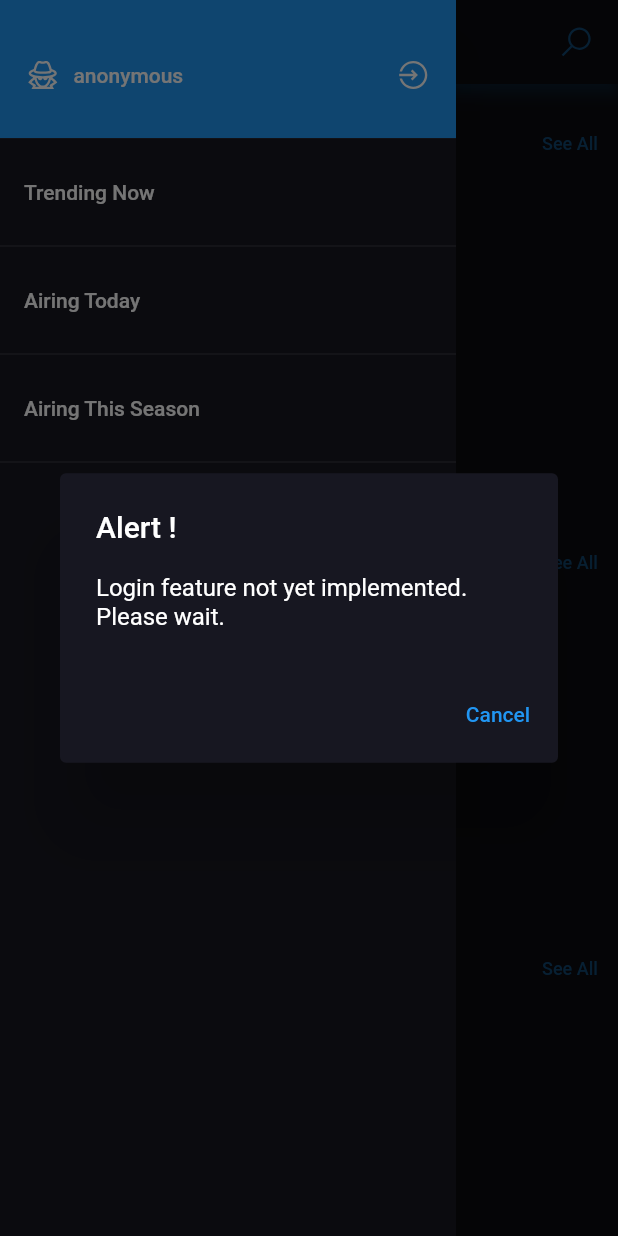
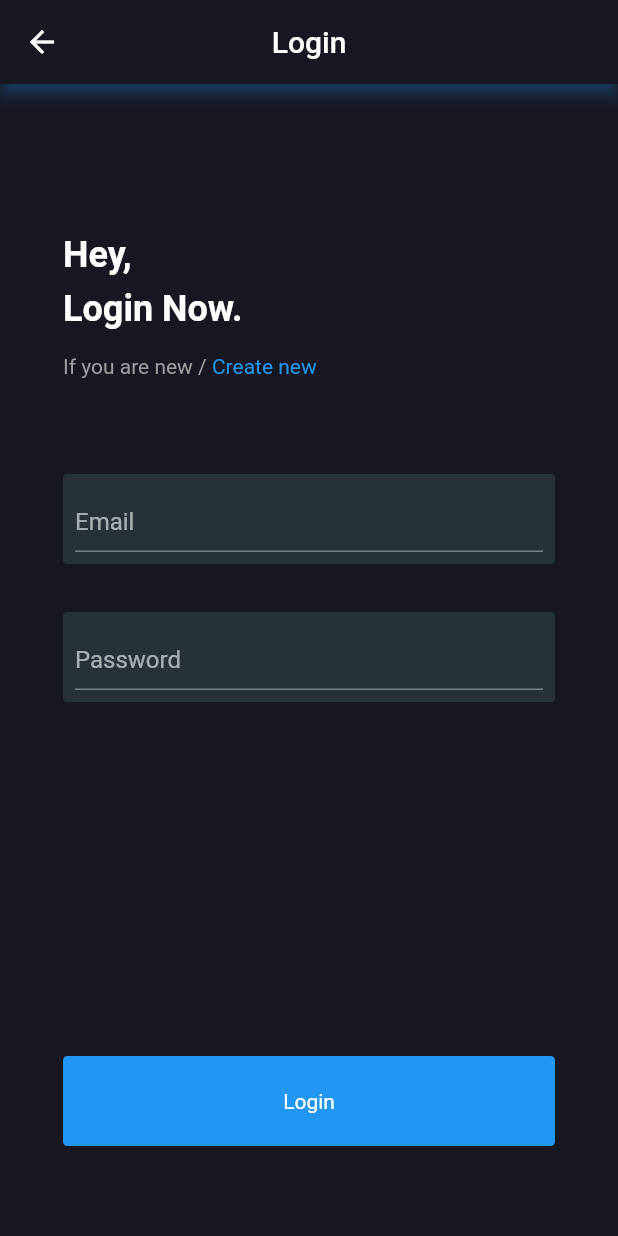
Before and after one commit to ikramhasan/Anime-Portal, a Flutter app: the HomePage screen opened directly, in the side drawer, after a tap on "anonymous", on a phone screen of 412 x 824 dp. Run offline on Flutter 3.47's test engine with Material 2 defaults, Android fonts, the phone set to English and light mode, and no system bars; our stand-ins replace cached_network_image, cloud_firestore, firebase_auth, firebase_core, get, line_icons and 4 more; missing offline and left inert: jikan_api; accounts and stored records are empty; network calls fail.

Commit message:
added firebase sign in and firestore

```diff
--- /dev/null
+++ b/lib/controllers/auth_controller.dart
@@ -0,0 +1,89 @@
+import 'package:anime_portal/controllers/user_controller.dart';
+import 'package:anime_portal/models/user_model.dart';
+import 'package:anime_portal/services/database.dart';
+import 'package:anime_portal/views/home_page/home_page.dart';
+import 'package:flutter/foundation.dart';
+import 'package:get/get.dart';
+import 'package:firebase_auth/firebase_auth.dart';
+
+class AuthController extends GetxController {
+  FirebaseAuth _auth = FirebaseAuth.instance;
+  Rx<User> _firebaseUser = Rx<User>();
+  Database _database = Database();
+
+  String get user => _firebaseUser.value?.email;
+
+  // Firebase user one-time fetch
+  Future<User> get getUser async => _auth.currentUser;
+
+  @override
+  void onInit() async {
+    //run every time auth state changes
+    _firebaseUser.value = await getUser;
+    _firebaseUser.bindStream(_auth.authStateChanges().asBroadcastStream());
+    super.onInit();
+  }
+
+  createUser({
+    @required String name,
+    @required String email,
+    @required String password,
+  }) async {
+    try {
+      // Create user in firebase auth
+      UserCredential userCredential =
+          await _auth.createUserWithEmailAndPassword(
+              email: email.trim(), password: password.trim());
+
+      // Create user in firestore database
+      UserModel user = UserModel(
+        uid: userCredential.user.uid,
+        name: name,
+        email: email.trim(),
+      );
+
+      if (await _database.createNewUserInDatabase(user)) {
+        // User created succesfully
+        print('reached');
+        Get.find<UserController>().user = user;
+        print('also reached');
+        Get.back();
+      }
+    } catch (e) {
+      Get.snackbar(
+        'Error creating account!',
+        e.toString(),
+        snackPosition: SnackPosition.BOTTOM,
+      );
+    }
+  }
+
+  login({@required String email, @required String password}) async {
+    try {
+      UserCredential userCredential = await _auth.signInWithEmailAndPassword(
+          email: email, password: password);
+      Get.find<UserController>().user =
+          await _database.getUserFromDatabase(userCredential.user.uid);
+      Get.offAll(HomePage());
+    } catch (e) {
+      Get.snackbar(
+        'Error login in!',
+        e.message,
+        snackPosition: SnackPosition.BOTTOM,
+      );
+    }
+  }
+
+  signout() async {
+    try {
+      await _auth.signOut();
+      Get.find<UserController>().clear();
+    } catch (e) {
+      Get.snackbar(
+        'Error signing out!',
+        e.message,
+        snackPosition: SnackPosition.BOTTOM,
+      );
+    }
+  }
+}
--- /dev/null
+++ b/lib/controllers/user_controller.dart
@@ -0,0 +1,14 @@
+import 'package:anime_portal/models/user_model.dart';
+import 'package:get/get.dart';
+
+class UserController extends GetxController {
+  Rx<UserModel> _userModel = UserModel().obs;
+
+  UserModel get user => _userModel.value;
+
+  set user(UserModel user) => this._userModel.value = user;
+
+  clear() {
+    _userModel.value = UserModel();
+  }
+}
--- /dev/null
+++ b/lib/models/user_model.dart
@@ -0,0 +1,62 @@
+import 'dart:convert';
+
+class UserModel {
+  final String uid;
+  final String name;
+  final String email;
+  UserModel({
+    this.uid,
+    this.name,
+    this.email,
+  });
+
+  UserModel copyWith({
+    String uid,
+    String name,
+    String email,
+  }) {
+    return UserModel(
+      uid: uid ?? this.uid,
+      name: name ?? this.name,
+      email: email ?? this.email,
+    );
+  }
+
+  Map<String, dynamic> toMap() {
+    return {
+      'uid': uid,
+      'name': name,
+      'email': email,
+    };
+  }
+
+  factory UserModel.fromMap(Map<String, dynamic> map) {
+    if (map == null) return null;
+
+    return UserModel(
+      uid: map['uid'],
+      name: map['name'],
+      email: map['email'],
+    );
+  }
+
+  String toJson() => json.encode(toMap());
+
+  factory UserModel.fromJson(String source) => UserModel.fromMap(json.decode(source));
+
+  @override
+  String toString() => 'UserModel(uid: $uid, name: $name, email: $email)';
+
+  @override
+  bool operator ==(Object o) {
+    if (identical(this, o)) return true;
+
+    return o is UserModel &&
+      o.uid == uid &&
+      o.name == name &&
+      o.email == email;
+  }
+
+  @override
+  int get hashCode => uid.hashCode ^ name.hashCode ^ email.hashCode;
+}
--- a/lib/views/home_page/home_page_drawer.dart
+++ b/lib/views/home_page/home_page_drawer.dart
@@ -1,8 +1,11 @@
+import 'package:anime_portal/controllers/user_controller.dart';
 import 'package:anime_portal/services/api_service.dart';
 import 'package:anime_portal/views/airing_this_season_page/airing_this_season_page.dart';
 import 'package:anime_portal/views/airing_today_page/airing_today_page.dart';
+import 'package:anime_portal/views/login_page/login_page.dart';
 import 'package:anime_portal/views/trending_now_page/trending_now_page.dart';
 import 'package:flutter/material.dart';
+import 'package:get/get.dart';
 import 'package:line_icons/line_icons.dart';
 
 class HomePageDrawer extends StatelessWidget {
@@ -11,6 +14,7 @@ class HomePageDrawer extends StatelessWidget {
   const HomePageDrawer({Key key, @required this.api}) : super(key: key);
   @override
   Widget build(BuildContext context) {
+    final userController = Get.find<UserController>();
     return Drawer(
       child: ListView(
         padding: EdgeInsets.zero,
@@ -23,26 +27,7 @@ class HomePageDrawer extends StatelessWidget {
                 children: [
                   InkWell(
                     onTap: () {
-                      showDialog(
-                        context: context,
-                        builder: (context) {
-                          return AlertDialog(
-                            backgroundColor: Theme.of(context).canvasColor,
-                            actions: [
-                              TextButton(
-                                onPressed: () {
-                                  Navigator.pop(context);
-                                },
-                                child: Text('Cancel'),
-                              ),
-                            ],
-                            title: Text('Alert !'),
-                            content: Text(
-                              'Login feature not yet implemented. Please wait.',
-                            ),
-                          );
-                        },
-                      );
+                      Get.to(LoginPage());
                     },
                     child: Row(
                       children: [
--- /dev/null
+++ b/lib/views/login_page/login_page.dart
@@ -0,0 +1,134 @@
+import 'package:anime_portal/controllers/auth_controller.dart';
+import 'package:anime_portal/views/signup_page/signup_page.dart';
+import 'package:flutter/material.dart';
+import 'package:get/get.dart';
+
+class LoginPage extends GetWidget<AuthController> {
+  final TextEditingController _emailController = TextEditingController();
+  final TextEditingController _passwordController = TextEditingController();
+
+  @override
+  Widget build(BuildContext context) {
+    return Scaffold(
+      resizeToAvoidBottomInset: false,
+      appBar: AppBar(
+        title: Text('Login'),
+      ),
+      body: Padding(
+        padding: EdgeInsets.only(
+          left: 42,
+          right: 42,
+          top: 100,
+          bottom: 60,
+        ),
+        child: Column(
+          crossAxisAlignment: CrossAxisAlignment.start,
+          children: [
+            Text(
+              'Hey,',
+              style: TextStyle(
+                fontWeight: FontWeight.bold,
+                fontSize: 24,
+                color: Colors.white,
+              ),
+            ),
+            SizedBox(height: 8),
+            Text(
+              'Login Now.',
+              style: TextStyle(
+                fontWeight: FontWeight.bold,
+                fontSize: 24,
+                color: Colors.white,
+              ),
+            ),
+            SizedBox(height: 16),
+            GestureDetector(
+              onTap: () {
+                Get.to(SignupPage());
+              },
+              child: RichText(
+                text: TextSpan(
+                  text: 'If you are new / ',
+                  style: TextStyle(
+                    color: Colors.grey,
+                  ),
+                  children: [
+                    TextSpan(
+                      text: 'Create new',
+                      style: TextStyle(
+                        color: Colors.blue,
+                      ),
+                    )
+                  ],
+                ),
+              ),
+            ),
+            SizedBox(height: 64),
+            Container(
+              height: 60,
+              decoration: BoxDecoration(
+                borderRadius: BorderRadius.circular(3),
+                color: Colors.blueGrey[900],
+              ),
+              child: Padding(
+                padding: const EdgeInsets.all(8.0),
+                child: TextField(
+                  controller: _emailController,
+                  decoration: InputDecoration(
+                    hintText: 'Email',
+                    focusedBorder: UnderlineInputBorder(
+                      borderSide: BorderSide(color: Colors.blue),
+                    ),
+                  ),
+                ),
+              ),
+            ),
+            SizedBox(height: 32),
+            Container(
+              height: 60,
+              decoration: BoxDecoration(
+                borderRadius: BorderRadius.circular(3),
+                color: Colors.blueGrey[900],
+              ),
+              child: Padding(
+                padding: const EdgeInsets.all(8.0),
+                child: TextField(
+                  controller: _passwordController,
+                  decoration: InputDecoration(
+                    hintText: 'Password',
+                    focusedBorder: UnderlineInputBorder(
+                      borderSide: BorderSide(color: Colors.blue),
+                    ),
+                  ),
+                ),
+              ),
+            ),
+            Expanded(
+              child: SizedBox(height: 32),
+            ),
+            InkWell(
+              borderRadius: BorderRadius.circular(3),
+              splashColor: Colors.white,
+              onTap: () {
+                controller.login(
+                  email: _emailController.text,
+                  password: _passwordController.text,
+                );
+              },
+              child: Ink(
+                height: 60,
+                decoration: BoxDecoration(
+                  borderRadius: BorderRadius.circular(3),
+                  color: Colors.blue,
+                ),
+                child: Center(
+                  child: Text('Login'),
+                ),
+              ),
+            ),
+          ],
+        ),
+      ),
+    );
+  }
+}
--- a/pubspec.yaml
+++ b/pubspec.yaml
@@ -22,6 +22,9 @@ dependencies:
   intl: ^0.16.1
   readmore: ^1.0.0
   webview_flutter: ^1.0.7
+  firebase_auth: ^0.20.0+1
+  cloud_firestore: ^0.16.0
+  firebase_core: ^0.7.0
   syncfusion_flutter_charts: ^18.4.42
 
 dev_dependencies:
```
Also changed, not shown: lib/controllers/bindings/auth_binding.dart (added, +11 -0 lines), lib/main.dart (+26 -4 lines), lib/services/database.dart (added, +33 -0 lines), lib/views/signup_page/signup_page.dart (added, +134 -0 lines), pubspec.lock, 3 other files.
